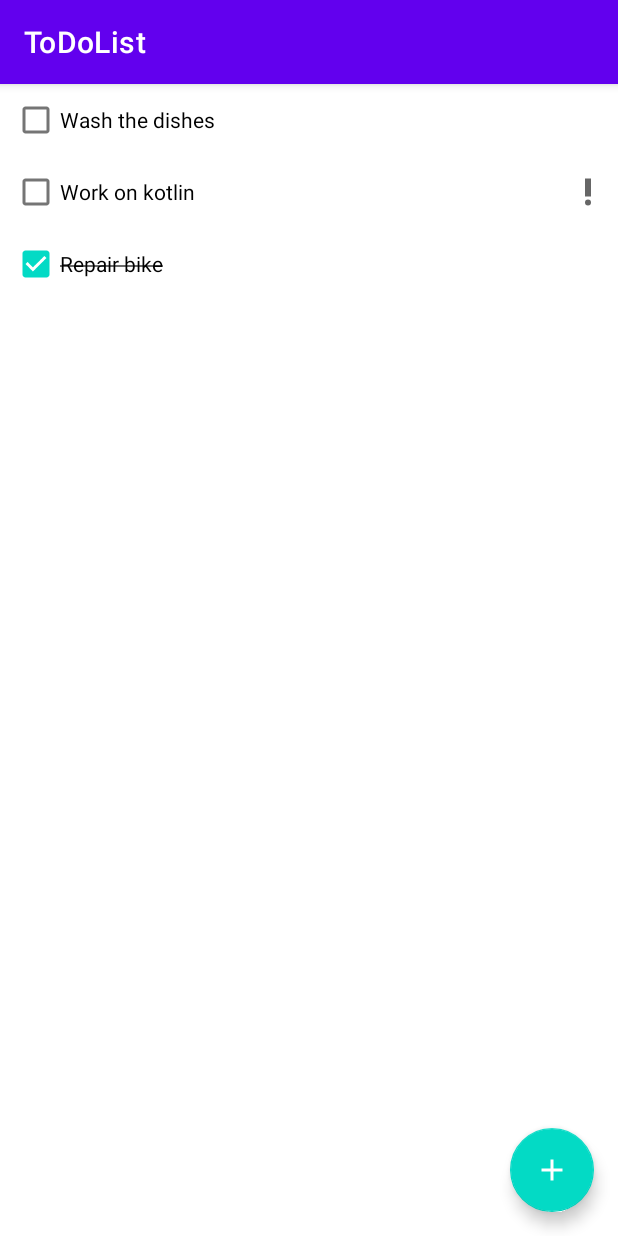
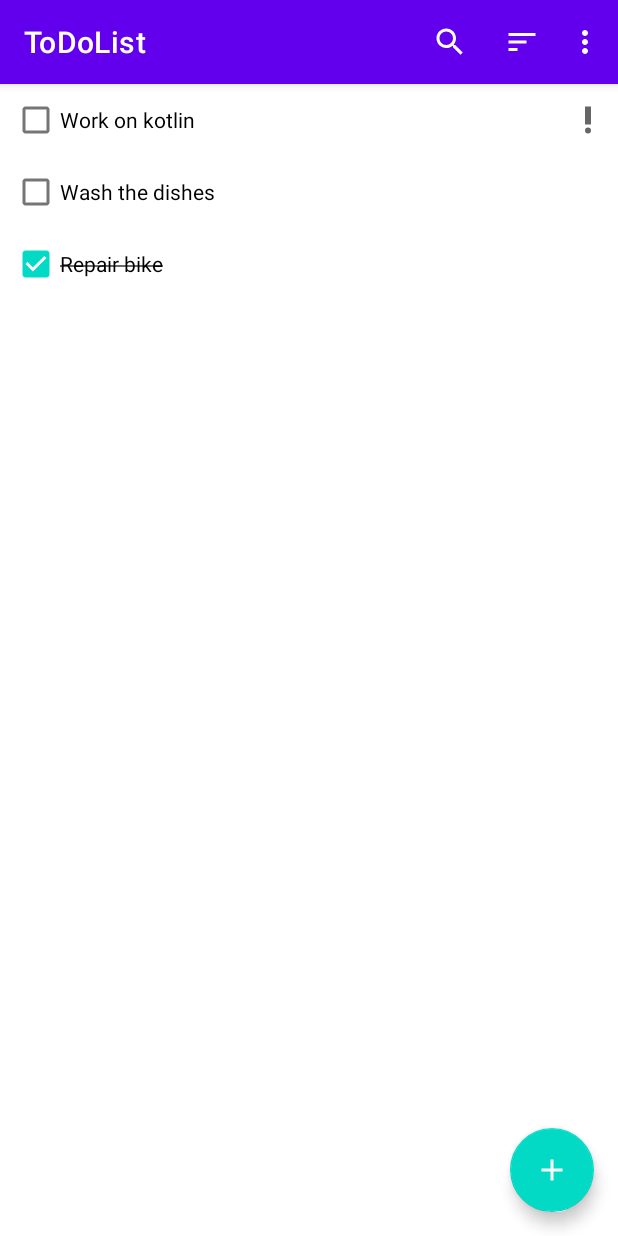
Before and after one commit to amitsalunke01/ToDoListApp, an Android app: the screen it shows after launch (MainActivity), on a phone screen of 412 x 824 dp. Run offline under Robolectric (Android 15) with nearby library versions, the phone set to English and light mode, and no system bars; our stand-ins replace Dagger/Hilt's generated code, Room's generated code; libraries missing offline, so code that uses them is left out: androidx.hilt.lifecycle.

Commit message:
Add menu and sort element with out functionality and search with functionality

```diff
--- a/app/src/main/java/com/amitsalunke/todolistapp/data/TaskDao.kt
+++ b/app/src/main/java/com/amitsalunke/todolistapp/data/TaskDao.kt
@@ -14,6 +14,7 @@ interface TaskDao {
     @Delete
     suspend fun delete(task: Task)
 
-    @Query("SELECT * FROM task_table")
-    fun getTasks(): Flow<List<Task>>
+    //|| append operator in sql lite
+    @Query("SELECT * FROM task_table WHERE name LIKE '%' || :searchQuery || '%' ORDER BY important DESC")
+    fun getTasks(searchQuery: String): Flow<List<Task>>
 }
--- a/app/src/main/java/com/amitsalunke/todolistapp/ui/tasks/TaskFragment.kt
+++ b/app/src/main/java/com/amitsalunke/todolistapp/ui/tasks/TaskFragment.kt
@@ -1,12 +1,17 @@
 package com.amitsalunke.todolistapp.ui.tasks
 
 import android.os.Bundle
+import android.view.Menu
+import android.view.MenuInflater
+import android.view.MenuItem
 import android.view.View
+import androidx.appcompat.widget.SearchView
 import androidx.fragment.app.Fragment
 import androidx.fragment.app.viewModels
 import androidx.recyclerview.widget.LinearLayoutManager
 import com.amitsalunke.todolistapp.R
 import com.amitsalunke.todolistapp.databinding.FragmentTasksBinding
+import com.amitsalunke.todolistapp.util.onQueryTextChanged
 import dagger.hilt.android.AndroidEntryPoint
 
 @AndroidEntryPoint
@@ -34,5 +39,38 @@ class TaskFragment : Fragment(R.layout.fragment_tasks) {
             taskAdapter.submitList(it)
             //once data is given to submit list then diffUtil takes care after this
         }
+        setHasOptionsMenu(true)
+    }
+
+    override fun onCreateOptionsMenu(menu: Menu, inflater: MenuInflater) {
+        inflater.inflate(R.menu.menu_fragment_tasks, menu)
+        val searchItem = menu.findItem(R.id.action_search)
+        val searchView = searchItem.actionView as SearchView
+        searchView.onQueryTextChanged {
+            //update search query
+            viewModel.searchQuery.value = it
+        }
+    }
+
+    override fun onOptionsItemSelected(item: MenuItem): Boolean {
+        return when (item.itemId) {
+            R.id.action_sort_by_name -> {
+                true
+            }
+
+            R.id.action_sort_by_date_created -> {
+                true
+            }
+
+            R.id.action_hide_completed_tasks -> {
+                item.isChecked = !item.isChecked
+                true
+            }
+
+            R.id.action_delete_all_completed_tasks -> {
+                true
+            }
+            else -> super.onOptionsItemSelected(item) //return false internally
+        }
     }
 }
--- a/app/src/main/java/com/amitsalunke/todolistapp/ui/tasks/TaskViewModel.kt
+++ b/app/src/main/java/com/amitsalunke/todolistapp/ui/tasks/TaskViewModel.kt
@@ -4,7 +4,17 @@ import androidx.hilt.lifecycle.ViewModelInject
 import androidx.lifecycle.ViewModel
 import androidx.lifecycle.asLiveData
 import com.amitsalunke.todolistapp.data.TaskDao
+import kotlinx.coroutines.flow.MutableStateFlow
+import kotlinx.coroutines.flow.flatMapLatest
 
 class TaskViewModel @ViewModelInject constructor(private val taskDao: TaskDao) : ViewModel() {
-    val tasks = taskDao.getTasks().asLiveData()
+
+    val searchQuery = MutableStateFlow("")
+
+    //flatMapLatest is a flow operator so whenever we type search query it will execute the following block (it) is the current value of the search query (so basically we switch tracks in flow) (
+    // same is available for live data and the operator is switch map)
+    private val tasksFlow = searchQuery.flatMapLatest {
+        taskDao.getTasks(it)
+    }
+    val tasks = tasksFlow.asLiveData()
 }
--- /dev/null
+++ b/app/src/main/java/com/amitsalunke/todolistapp/util/ViewExtension.kt
@@ -0,0 +1,20 @@
+package com.amitsalunke.todolistapp.util
+
+import androidx.appcompat.widget.SearchView
+
+//extension function
+inline fun SearchView.onQueryTextChanged(crossinline listener: (String) -> Unit) {
+    //below this refers to the current above mentioned searchView
+    //object is used as an annomyous class
+    this.setOnQueryTextListener(object : SearchView.OnQueryTextListener {
+        override fun onQueryTextSubmit(query: String?): Boolean {
+            return true
+        }
+
+        override fun onQueryTextChange(newText: String?): Boolean {
+            listener(newText.orEmpty())
+            return true
+        }
+
+    })
+}
--- /dev/null
+++ b/app/src/main/res/menu/menu_fragment_tasks.xml
@@ -0,0 +1,37 @@
+<?xml version="1.0" encoding="utf-8"?>
+<menu xmlns:android="http://schemas.android.com/apk/res/android"
+    xmlns:app="http://schemas.android.com/apk/res-auto">
+    <item
+        android:id="@+id/action_search"
+        android:icon="@drawable/ic_search"
+        android:title="Search"
+        app:actionViewClass="androidx.appcompat.widget.SearchView"
+        app:showAsAction="always|collapseActionView" />
+
+    <item
+        android:icon="@drawable/ic_sort"
+        android:title="Sort"
+        app:showAsAction="always">
+        <menu>
+            <item
+                android:id="@+id/action_sort_by_name"
+                android:title="Sort by name" />
+            <item
+                android:id="@+id/action_sort_by_date_created"
+                android:title="Sort by date created" />
+        </menu>
+    </item>
+
+    <item
+        android:id="@+id/action_hide_completed_tasks"
+        android:checkable="true"
+        android:title="Hide completed"
+        app:showAsAction="never" />
+
+    <item
+        android:id="@+id/action_delete_all_completed_tasks"
+        android:title="Delete all completed"
+        app:showAsAction="never" />
+
+
+</menu>
```
